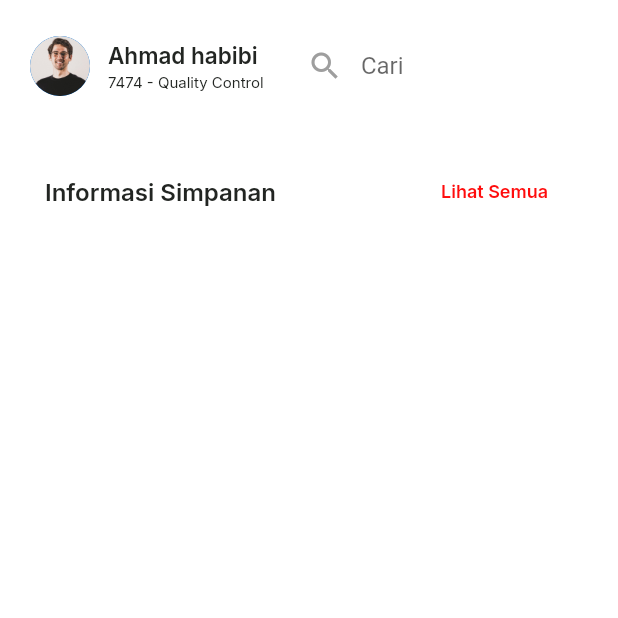
After one commit to adiilam/kopkarsi, a Flutter app: the SimpanPage screen opened by its route, on a phone screen of 412 x 824 dp, the top half of it. The commit adds this screen. Run offline on Flutter 3.47's test engine with Material 3 defaults, Android fonts, the light colour scheme and no system bars; our stand-ins replace google_fonts.

Commit message:
Simpan Page

```diff
--- a/lib/main.dart
+++ b/lib/main.dart
@@ -1,4 +1,5 @@
 import 'package:flutter/material.dart';
+import 'package:kopkarsi/pages/home/simpan_page.dart';
 import 'package:kopkarsi/pages/splash_page.dart';
 import 'package:kopkarsi/pages/sign_in_page.dart';
 import 'package:kopkarsi/pages/sign_up_page.dart';
@@ -30,6 +31,7 @@ class MyApp extends StatelessWidget {
         '/about-page': (context) => const AboutPage(),
         '/biodata-page': (context) => const BiodataPage(),
         '/security-page': (context) => const SecurityPage(),
+        '/simpan-page': (context) => const SimpanPage(),
       },
       // home: SplashPage(),
     );
--- a/lib/pages/home/history_page.dart
+++ b/lib/pages/home/history_page.dart
@@ -172,8 +172,8 @@ class HistoryPage extends StatelessWidget {
                   Container(
                     margin: EdgeInsets.only(
                       top: 10,
-                      right: 10,
-                      left: 10,
+                      // right: 10,
+                      // left: 10,
                       bottom: defaultMargin,
                     ),
                     child: const SingleChildScrollView(
--- a/lib/pages/home/main_page.dart
+++ b/lib/pages/home/main_page.dart
@@ -148,7 +148,7 @@ class _MainPageState extends State<MainPage> {
                                 title: const Text('Simpan'),
                                 onTap: () {
                                   // Action untuk Simpan
-                                  Navigator.pop(context);
+                                  Navigator.pushNamed(context, '/simpan-page');
                                 },
                               ),
                               ListTile(
--- /dev/null
+++ b/lib/pages/home/simpan_page.dart
@@ -0,0 +1,150 @@
+import 'package:flutter/material.dart';
+import 'package:kopkarsi/theme.dart';
+
+class SimpanPage extends StatelessWidget {
+  const SimpanPage({super.key});
+
+  @override
+  Widget build(BuildContext context) {
+    Widget header() {
+      return Container(
+        padding: const EdgeInsets.all(20),
+        color: backgroundColor,
+        child: Column(
+          children: [
+            Row(
+              children: [
+                const CircleAvatar(
+                  backgroundImage: AssetImage(
+                    'assets/image_profil.png',
+                  ),
+                  radius: 20.0,
+                ),
+                const SizedBox(
+                  width: 12,
+                ),
+                Column(
+                  crossAxisAlignment: CrossAxisAlignment.start,
+                  children: [
+                    Text(
+                      'Ahmad habibi',
+                      style: titleTextStyle.copyWith(
+                        fontSize: 15,
+                        fontWeight: semiBold,
+                      ),
+                    ),
+                    const SizedBox(
+                      height: 3,
+                    ),
+                    Text(
+                      '7474 - Quality Control',
+                      style: titleTextStyle.copyWith(
+                        fontSize: 10,
+                        fontWeight: regular,
+                      ),
+                    ),
+                  ],
+                ),
+                const SizedBox(
+                  width: 15,
+                ),
+                const Spacer(),
+                Expanded(
+                  flex: 50,
+                  child: SizedBox(
+                    height: 30.0,
+                    child: TextFormField(
+                      decoration: InputDecoration(
+                        contentPadding: const EdgeInsets.symmetric(
+                            vertical: 0, horizontal: 0),
+                        filled: true,
+                        fillColor: Colors.white,
+                        hintText: 'Cari',
+                        prefixIcon:
+                            const Icon(Icons.search, color: Colors.grey),
+                        border: OutlineInputBorder(
+                          borderRadius: BorderRadius.circular(25),
+                          borderSide: BorderSide.none,
+                        ),
+                      ),
+                    ),
+                  ),
+                ),
+                const SizedBox(
+                  width: 10.0,
+                ),
+                IconButton(
+                  icon: const Icon(Icons.shopping_cart, color: Colors.white),
+                  onPressed: () {},
+                ),
+                IconButton(
+                  icon: const Icon(Icons.notifications, color: Colors.white),
+                  onPressed: () {},
+                ),
+              ],
+            ),
+          ],
+        ),
+      );
+    }
+
+    Widget content() {
+      return Container(
+        margin: const EdgeInsets.only(
+          top: 30,
+          left: 30,
+        ),
+        child: Row(
+          children: [
+            Text(
+              'Informasi Simpanan',
+              style: titleTextStyle.copyWith(
+                fontSize: 16,
+                fontWeight: semiBold,
+              ),
+            ),
+            const SizedBox(
+              width: 110,
+            ),
+            Text(
+              'Lihat Semua',
+              style: priceTextStyle.copyWith(
+                fontSize: 12,
+                fontWeight: semiBold,
+              ),
+            ),
+            // const SizedBox(
+            //   height: 30,
+            // ),
+            // Container(
+            //   margin: const EdgeInsets.only(
+            //     top: 30,
+            //     left: 30,
+            //   ),
+            //   child: SingleChildScrollView(
+            //     scrollDirection: Axis.horizontal,
+            //     child: Row(
+            //       children: [
+            //         SizedBox(
+            //           width: defaultMargin,
+            //         ),
+            //       ],
+            //     ),
+            //   ),
+            // )
+          ],
+        ),
+      );
+    }
+
+    return Scaffold(
+      backgroundColor: backgroundColor,
+      body: ListView(
+        children: [
+          header(),
+          content(),
+        ],
+      ),
+    );
+  }
+}
```
